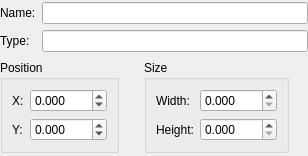
Before: the Qt Designer form Tiled/src/tiled/objectpropertiesdialog.ui in Invertika/tools, drawn with Qt 5.
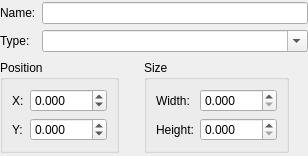
After: the same form once the commit is applied.

Patch:
```diff
--- a/Tiled/src/tiled/objectpropertiesdialog.ui
+++ b/Tiled/src/tiled/objectpropertiesdialog.ui
@@ -49,7 +49,11 @@
       </widget>
      </item>
      <item row="1" column="1">
-      <widget class="QLineEdit" name="type"/>
+      <widget class="QComboBox" name="type">
+       <property name="editable">
+        <bool>true</bool>
+       </property>
+      </widget>
      </item>
     </layout>
    </item>
```
Left out of the diff: 12 changed lines with no effect on the pictures.
